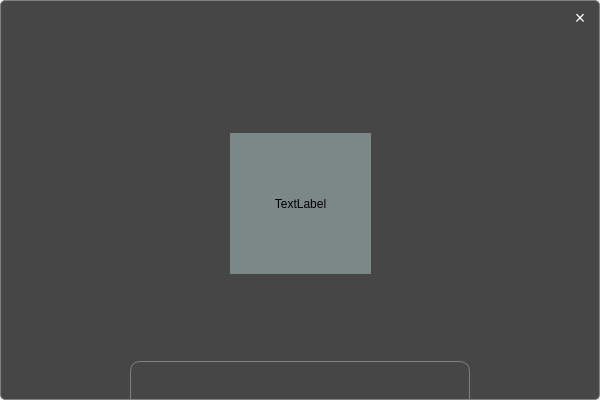
First picture: the form in picviewerwindow.ui, repository BLumia/LightPicViewer, before the edit.
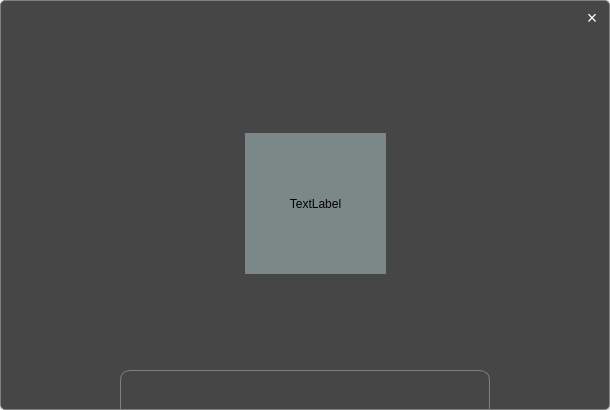
Second picture: the form after the edit. Icons and pictures are not drawn.

Commit message: 浮动退出动画

Patch:
```diff
--- a/picviewerwindow.ui
+++ b/picviewerwindow.ui
@@ -6,10 +6,16 @@
    <rect>
     <x>0</x>
     <y>0</y>
-    <width>600</width>
-    <height>400</height>
+    <width>610</width>
+    <height>410</height>
    </rect>
   </property>
+  <property name="minimumSize">
+   <size>
+    <width>610</width>
+    <height>410</height>
+   </size>
+  </property>
   <property name="acceptDrops">
    <bool>true</bool>
   </property>
@@ -62,7 +68,7 @@
    <widget class="QPushButton" name="closeBtn">
     <property name="geometry">
      <rect>
-      <x>568</x>
+      <x>580</x>
       <y>5</y>
       <width>24</width>
       <height>24</height>
@@ -78,7 +84,7 @@
     </property>
     <property name="geometry">
      <rect>
-      <x>230</x>
+      <x>245</x>
       <y>133</y>
       <width>141</width>
       <height>141</height>
@@ -103,9 +109,9 @@
    <widget class="QGroupBox" name="optionPanel">
     <property name="geometry">
      <rect>
-      <x>130</x>
-      <y>361</y>
-      <width>340</width>
+      <x>120</x>
+      <y>370</y>
+      <width>370</width>
       <height>40</height>
      </rect>
     </property>
@@ -115,7 +121,7 @@
     <widget class="QPushButton" name="origSizeBtn">
      <property name="geometry">
       <rect>
-       <x>20</x>
+       <x>23</x>
        <y>5</y>
        <width>31</width>
        <height>31</height>
@@ -144,7 +150,7 @@
     <widget class="QPushButton" name="pushButton">
      <property name="geometry">
       <rect>
-       <x>62</x>
+       <x>70</x>
        <y>6</y>
        <width>31</width>
        <height>31</height>
@@ -164,6 +170,29 @@
       </size>
      </property>
     </widget>
+    <widget class="QPushButton" name="rightTurnBtn">
+     <property name="geometry">
+      <rect>
+       <x>118</x>
+       <y>5</y>
+       <width>31</width>
+       <height>31</height>
+      </rect>
+     </property>
+     <property name="text">
+      <string/>
+     </property>
+     <property name="icon">
+      <iconset resource="LightPicViewer.qrc">
+       <normaloff>:/ico/panel/res/tool_bt_right.png</normaloff>:/ico/panel/res/tool_bt_right.png</iconset>
+     </property>
+     <property name="iconSize">
+      <size>
+       <width>22</width>
+       <height>22</height>
+      </size>
+     </property>
+    </widget>
    </widget>
   </widget>
  </widget>
```
Left out of the diff: 2 changed lines with no effect on the pictures. The commit also changes 2 other files.
